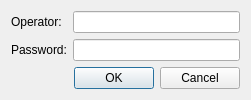
This is cct/qtgui/accounting/logindialog/logindialog.ui in awacha/cct as Qt 5 draws it before an edit. The edited form follows.
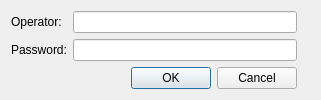
This is the edited form. Icons and pictures are not drawn.

Commit message: Show logo in login dialog

What changed in the file:
```diff
--- a/cct/qtgui/accounting/logindialog/logindialog.ui
+++ b/cct/qtgui/accounting/logindialog/logindialog.ui
@@ -6,20 +6,26 @@
    <rect>
     <x>0</x>
     <y>0</y>
-    <width>251</width>
-    <height>96</height>
+    <width>321</width>
+    <height>100</height>
    </rect>
   </property>
   <property name="sizePolicy">
-   <sizepolicy hsizetype="Maximum" vsizetype="Maximum">
+   <sizepolicy hsizetype="Preferred" vsizetype="Preferred">
     <horstretch>0</horstretch>
     <verstretch>0</verstretch>
    </sizepolicy>
   </property>
+  <property name="minimumSize">
+   <size>
+    <width>0</width>
+    <height>0</height>
+   </size>
+  </property>
   <property name="maximumSize">
    <size>
-    <width>251</width>
-    <height>96</height>
+    <width>629</width>
+    <height>388</height>
    </size>
   </property>
   <property name="focusPolicy">
@@ -39,7 +45,7 @@
    <bool>true</bool>
   </property>
   <layout class="QGridLayout" name="gridLayout">
-   <item row="2" column="1">
+   <item row="2" column="2">
     <widget class="QDialogButtonBox" name="buttonBox">
      <property name="orientation">
       <enum>Qt::Horizontal</enum>
@@ -56,7 +62,7 @@
      </property>
     </widget>
    </item>
-   <item row="1" column="1">
+   <item row="1" column="2">
     <widget class="QLineEdit" name="passwordLineEdit">
      <property name="sizePolicy">
       <sizepolicy hsizetype="Expanding" vsizetype="Fixed">
@@ -69,7 +75,7 @@
      </property>
     </widget>
    </item>
-   <item row="0" column="1">
+   <item row="0" column="2">
     <widget class="QLineEdit" name="operatorLineEdit">
      <property name="sizePolicy">
       <sizepolicy hsizetype="Expanding" vsizetype="Fixed">
@@ -86,6 +92,25 @@
      </property>
     </widget>
    </item>
+   <item row="0" column="3" rowspan="3">
+    <widget class="QLabel" name="label_3">
+     <property name="maximumSize">
+      <size>
+       <width>64</width>
+       <height>64</height>
+      </size>
+     </property>
+     <property name="text">
+      <string/>
+     </property>
+     <property name="pixmap">
+      <pixmap resource="../../../resource/icons/icons.qrc">:/icons/cctlogo.svg</pixmap>
+     </property>
+     <property name="scaledContents">
+      <bool>true</bool>
+     </property>
+    </widget>
+   </item>
   </layout>
  </widget>
  <tabstops>
```
Left out of the diff: 4 changed lines with no effect on the pictures.
